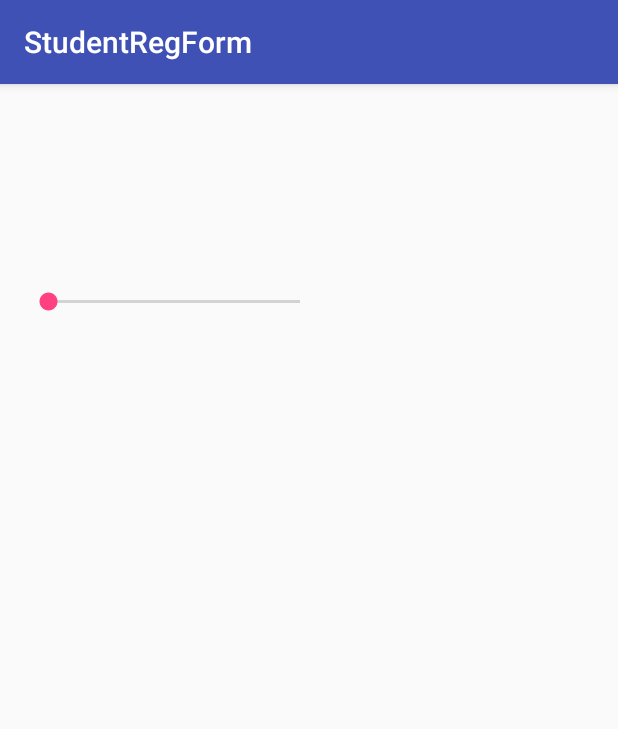
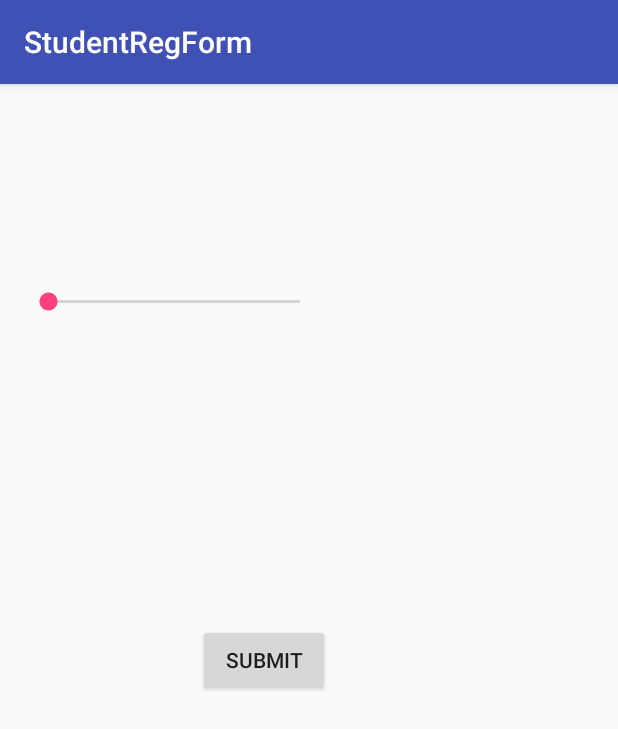
Before and after one commit to Salad7/StudentRegForm, an Android app: the screen it shows after launch (MainActivity), on a phone screen of 412 x 824 dp. Shown: the top 729 px of the screen. Run offline under Robolectric (Android 15) with nearby library versions, the phone set to English and light mode, and no system bars.

```diff
--- a/app/src/main/AndroidManifest.xml
+++ b/app/src/main/AndroidManifest.xml
@@ -15,6 +15,7 @@
                 <category android:name="android.intent.category.LAUNCHER" />
             </intent-filter>
         </activity>
+        <activity android:name=".DisplayActivity"></activity>
     </application>
 
 </manifest>
--- a/app/src/main/java/com/example/mohamed/studentregform/MainActivity.java
+++ b/app/src/main/java/com/example/mohamed/studentregform/MainActivity.java
@@ -1,7 +1,10 @@
 package com.example.mohamed.studentregform;
 
+import android.content.Intent;
 import android.support.v7.app.AppCompatActivity;
 import android.os.Bundle;
+import android.view.View;
+import android.widget.Button;
 import android.widget.SeekBar;
 import android.widget.TextView;
 
@@ -9,7 +12,9 @@ public class MainActivity extends AppCompatActivity {
 
     SeekBar seekBar;
     TextView textView;
-    Student s = new Student("Mohamed Salad","msalad@uncc.edu","CCI","Lol",5);
+    Button submitBtn;
+    //Student s = new Student("Mohamed Salad","msalad@uncc.edu","CCI","Lol",5);
+    Student s;
 
     @Override
     protected void onCreate(Bundle savedInstanceState) {
@@ -19,6 +24,7 @@ public class MainActivity extends AppCompatActivity {
 
         seekBar = (SeekBar) findViewById(R.id.seekBar);
         textView = (TextView) findViewById(R.id.mood);
+        submitBtn = (Button) findViewById(R.id.button);
         seekBar.setOnSeekBarChangeListener(new SeekBar.OnSeekBarChangeListener() {
             @Override
             public void onProgressChanged(SeekBar seekBar, int i, boolean b) {
@@ -36,5 +42,14 @@ public class MainActivity extends AppCompatActivity {
 
             }
         });
+        submitBtn.setOnClickListener(new View.OnClickListener() {
+            @Override
+            public void onClick(View view) {
+                Intent intent = new Intent(MainActivity.this, DisplayActivity.class);
+                startActivity(intent);
+
+
+            }
+        });
     }
 }
--- a/app/src/main/java/com/example/mohamed/studentregform/Student.java
+++ b/app/src/main/java/com/example/mohamed/studentregform/Student.java
@@ -12,6 +12,10 @@ public class Student implements Serializable{
     private String department;
     private String state;
     private int mood;
+
+    Student() {
+
+    }
 
     Student(String name, String email, String department, String state, int mood){
         this.name = name;
--- a/app/src/main/res/layout/activity_main.xml
+++ b/app/src/main/res/layout/activity_main.xml
@@ -21,4 +21,14 @@
         android:max="100"
         android:layout_marginTop="120dp" />
 
+    <Button
+        android:layout_width="wrap_content"
+        android:layout_height="wrap_content"
+        android:text="Submit"
+        android:layout_marginLeft="16dp"
+        android:layout_marginStart="16dp"
+        android:id="@+id/button"
+        android:layout_centerVertical="true"
+        android:layout_toRightOf="@+id/mood"
+        android:layout_toEndOf="@+id/mood" />
 </RelativeLayout>
```
Also changed, not shown: app/src/main/java/com/example/mohamed/studentregform/DisplayActivity.java (added, +23 -0 lines), app/src/main/res/layout/activity_display.xml (added, +11 -0 lines).
